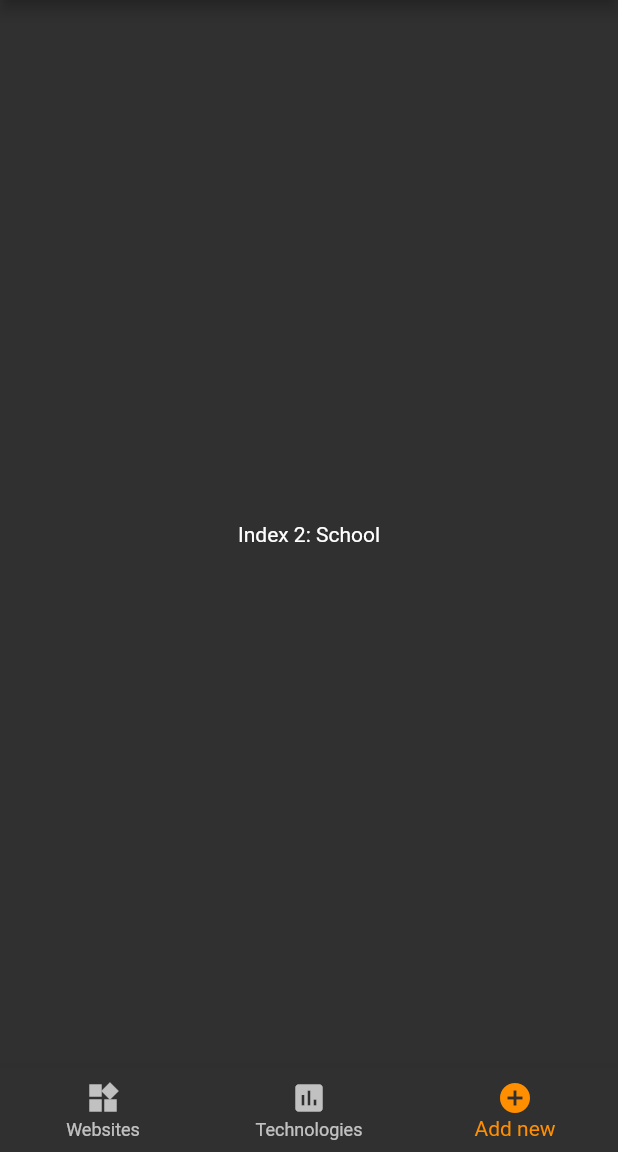
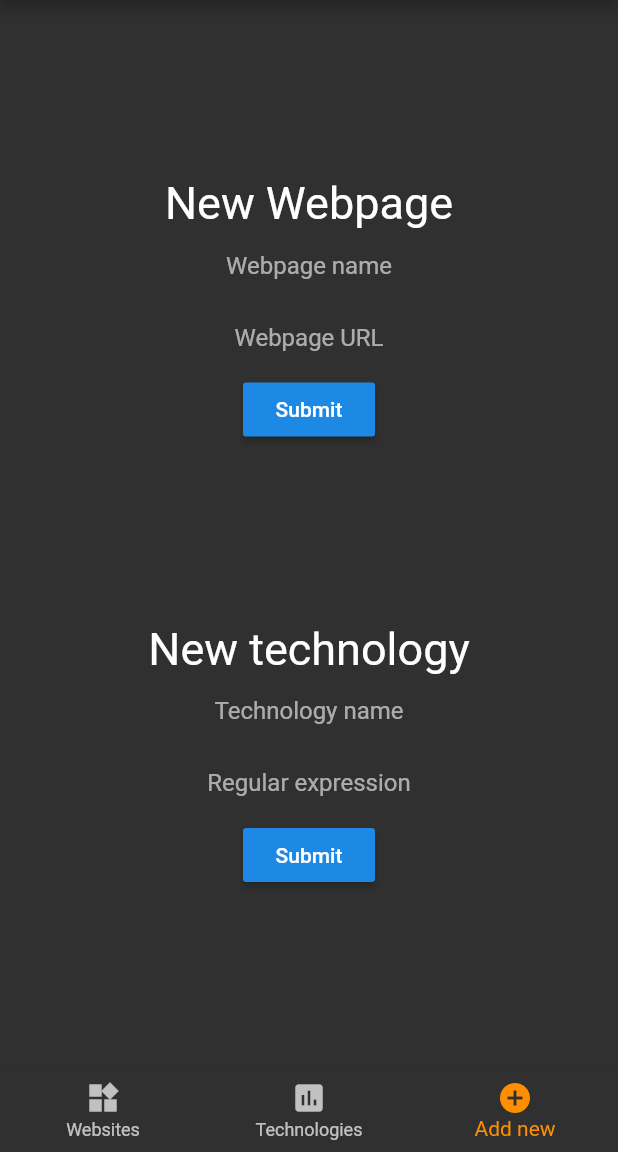
Before and after one commit to Radeox/TechCounter, a Flutter app: the screen it shows after launch, item 3 of the bottom bar chosen, on a phone screen of 412 x 824 dp, the part 84-1236 px from its top. Run offline on Flutter 3.47's test engine with Material 2 defaults, Android fonts, the phone set to English and light mode, and no system bars; network calls fail.

Commit message:
Add page to insert new items in db

```diff
--- /dev/null
+++ b/tech_counter_app/lib/add_page.dart
@@ -0,0 +1,219 @@
+import 'dart:convert';
+import 'dart:io';
+
+import 'package:flutter/material.dart';
+import 'package:http/http.dart';
+
+class AddPage extends StatelessWidget {
+  // States of various widgets
+  final GlobalKey<ScaffoldState> _scaffoldKey = GlobalKey<ScaffoldState>();
+  final _webpageKey = GlobalKey<FormState>();
+  final _techKey = GlobalKey<FormState>();
+
+  @override
+  Widget build(BuildContext context) {
+    // Collect all the data from input
+    Map userInput = {
+      'name': null,
+      'url': null,
+      'regex': null,
+    };
+
+    return Scaffold(
+      key: _scaffoldKey,
+      body: Container(
+        child: Column(
+          children: <Widget>[
+            // Webpage form
+            Form(
+              key: _webpageKey,
+              child: Column(
+                children: <Widget>[
+                  // Title
+                  Text(
+                    "New Webpage",
+                    style: TextStyle(fontSize: 30),
+                  ),
+
+                  // Webpage name input
+                  TextFormField(
+                    decoration: InputDecoration(
+                      border: InputBorder.none,
+                      hintText: 'Webpage name',
+                    ),
+                    textAlign: TextAlign.center,
+
+                    // Validator
+                    validator: (value) {
+                      if (value.isEmpty)
+                        return 'Empty field';
+                      else
+                        return null;
+                    },
+
+                    // On save function - triggered by the button
+                    onSaved: (value) => userInput['name'] = value,
+                  ),
+
+                  // Webpage URL input
+                  TextFormField(
+                    decoration: InputDecoration(
+                      border: InputBorder.none,
+                      hintText: 'Webpage URL',
+                    ),
+                    textAlign: TextAlign.center,
+
+                    // Validator
+                    validator: (value) {
+                      if (value.isEmpty)
+                        return 'Empty field';
+                      else
+                        return null;
+                    },
+
+                    // On save function - triggered by the button
+                    onSaved: (value) => userInput['url'] = value,
+                  ),
+
+                  // Submit button
+                  RaisedButton(
+                    child: Text("Submit"),
+                    onPressed: () => checkAndSend(
+                      _webpageKey,
+                      userInput,
+                      "http://51.158.173.57:9000/api/v1/webpage/",
+                    ),
+                  ),
+                ],
+              ),
+            ),
+
+            // Technology form
+            Form(
+              key: _techKey,
+              child: Column(
+                children: <Widget>[
+                  // Title
+                  Text(
+                    "New technology",
+                    style: TextStyle(fontSize: 30),
+                  ),
+
+                  // Tech name input
+                  TextFormField(
+                    decoration: InputDecoration(
+                      border: InputBorder.none,
+                      hintText: 'Technology name',
+                    ),
+                    textAlign: TextAlign.center,
+
+                    // Validator
+                    validator: (value) {
+                      if (value.isEmpty)
+                        return 'Empty field';
+                      else
+                        return null;
+                    },
+
+                    // On save function - triggered by the button
+                    onSaved: (value) => userInput['name'] = value,
+                  ),
+
+                  // Regex input
+                  TextFormField(
+                    decoration: InputDecoration(
+                      border: InputBorder.none,
+                      hintText: 'Regular expression',
+                    ),
+                    textAlign: TextAlign.center,
+
+                    // Validator
+                    validator: (value) {
+                      if (value.isEmpty)
+                        return 'Empty field';
+                      else
+                        return null;
+                    },
+
+                    // On save function - triggered by the button
+                    onSaved: (value) => userInput['regex'] = value,
+                  ),
+
+                  // Submit button
+                  RaisedButton(
+                    child: Text("Submit"),
+                    onPressed: () => checkAndSend(
+                      _techKey,
+                      userInput,
+                      "http://51.158.173.57:9000/api/v1/tech/",
+                    ),
+                  ),
+                ],
+              ),
+            ),
+          ],
+          mainAxisAlignment: MainAxisAlignment.spaceEvenly,
+        ),
+      ),
+    );
+  }
+
+  void checkAndSend(
+      GlobalKey<FormState> formKey, Map userInput, String url) async {
+    // If inputs are not empty
+    if (!formKey.currentState.validate()) {
+      // Toast notification - missing data
+      _scaffoldKey.currentState.showSnackBar(
+        new SnackBar(
+          backgroundColor: Colors.red,
+          content: new Text("Please, fill all the fields."),
+        ),
+      );
+    } else {
+      // Toast notification - sending data
+      _scaffoldKey.currentState.showSnackBar(
+        new SnackBar(
+          backgroundColor: Colors.white24,
+          content: new Text("Data sent to server."),
+        ),
+      );
+
+      // Trigger save function of the form
+      formKey.currentState.save();
+
+      // Make the URL
+      Response response;
+
+      // Send the request
+      try {
+        response = await post(
+          url,
+          headers: {"Content-Type": "application/json"},
+          body: json.encode({
+            "name": userInput['name'],
+            "url": userInput['url'],
+            "regex": userInput['regex']
+          }),
+        );
+      } on SocketException {}
+
+      if (response.body == "") {
+        // Toast notification - data added to server
+        _scaffoldKey.currentState.showSnackBar(
+          new SnackBar(
+            backgroundColor: Colors.green,
+            content: new Text("Data added to database."),
+          ),
+        );
+      } else {
+        // Toast notification - error from server
+        _scaffoldKey.currentState.showSnackBar(
+          new SnackBar(
+            backgroundColor: Colors.red,
+            content: new Text("Server error."),
+          ),
+        );
+      }
+    }
+  }
+}
--- a/tech_counter_app/lib/main.dart
+++ b/tech_counter_app/lib/main.dart
@@ -1,4 +1,5 @@
 import 'package:flutter/material.dart';
+import 'package:tech_counter_app/add_page.dart';
 import 'package:tech_counter_app/tech_page.dart';
 import 'package:tech_counter_app/web_page.dart';
 
@@ -32,9 +33,8 @@ class _MyHomePageState extends State<MyHomePage> {
   List<Widget> _widgetOptions = <Widget>[
     WebPage(),
     TechPage(),
-    Text('Index 2: School'),
+    AddPage(),
   ];
-
 
   void _onItemTapped(int index) {
     setState(() {
```
Also changed, not shown: tech_counter_app/lib/web_page.dart (+1 -14 lines).
